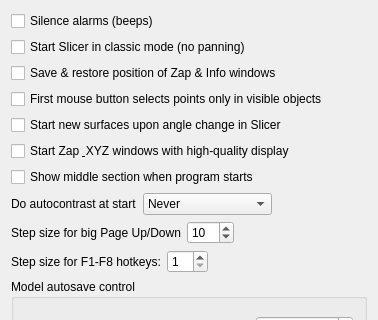
Before: the Qt Designer form imod/form_behavior.ui in LabShare-Archive/IMOD, drawn with Qt 5; both pictures show x 0 to 378 and y 0 to 320 of the 378 by 526 pixel window.
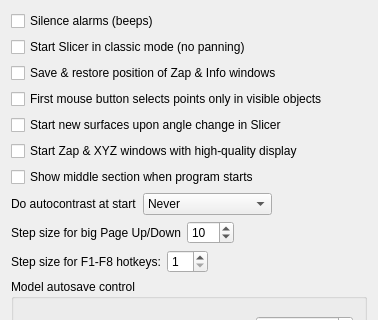
After: the same form once the commit is applied.

The edit to the form file:
```diff
--- a/imod/form_behavior.ui
+++ b/imod/form_behavior.ui
@@ -60,7 +60,7 @@
    <item>
     <widget class="QCheckBox" name="startInHQBox" >
      <property name="text" >
-      <string>Start Zap &amp; XYZ windows with high-quality display</string>
+      <string>Start Zap &amp;&amp; XYZ windows with high-quality display</string>
      </property>
     </widget>
    </item>
```
